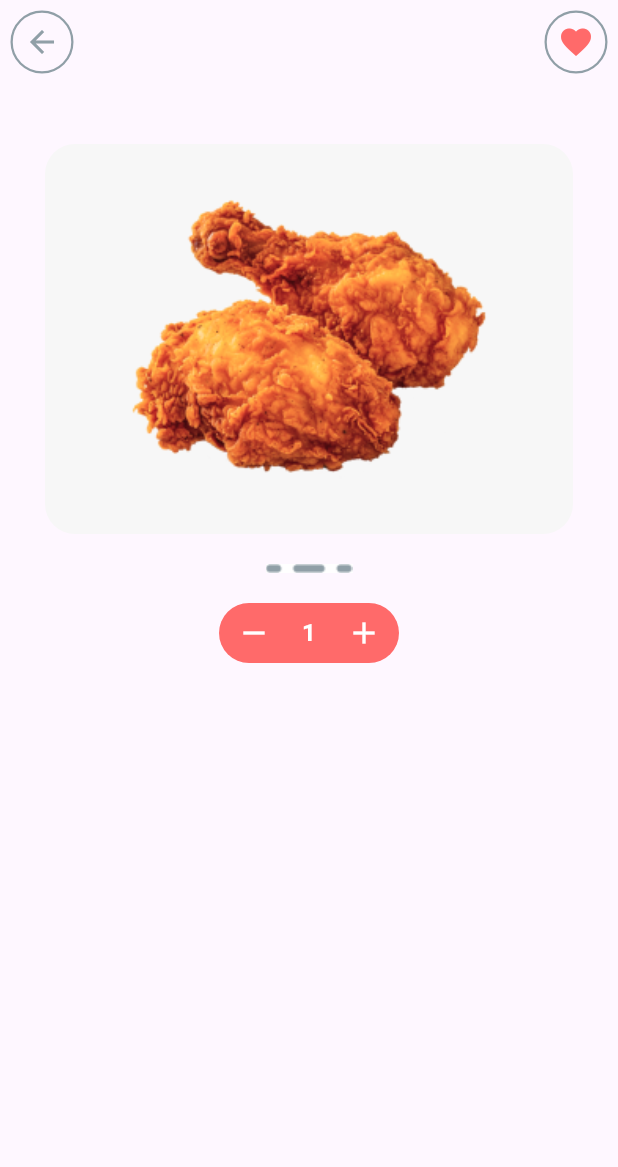
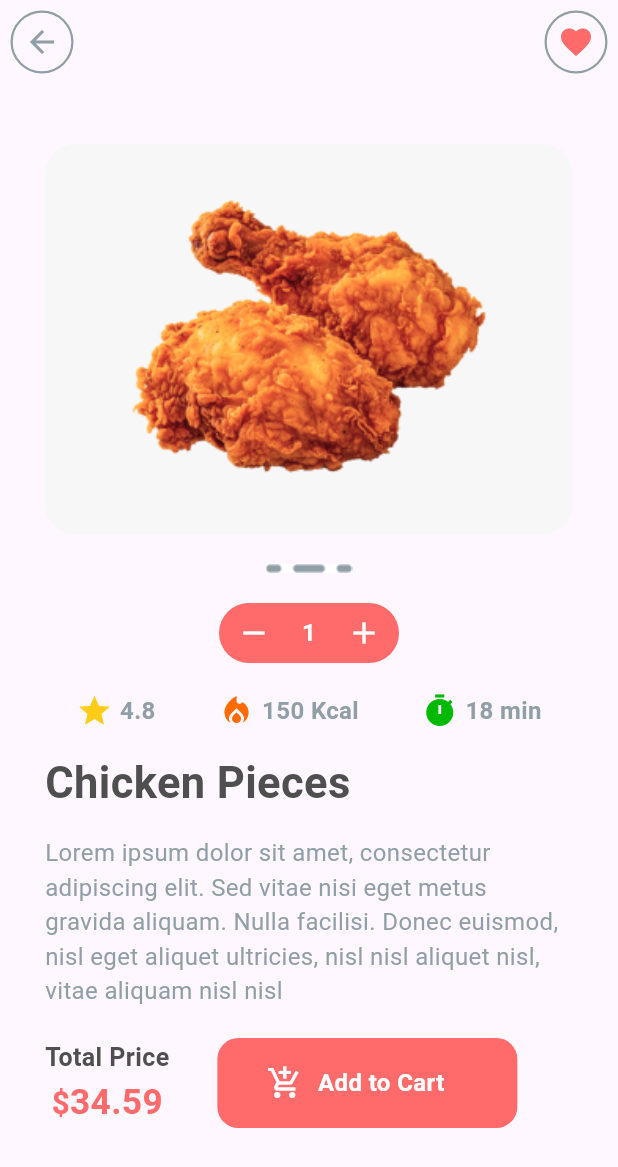
Before and after one commit to dizzpy/Foodie-Flutter, a Flutter app: the screen it shows after launch, on a phone screen of 412 x 824 dp. Shown: the top 1167 px of the screen. Run offline on Flutter 3.47's test engine with Material 3 defaults, Android fonts, the phone set to English and light mode, and no system bars; Roboto replaces fonts that are missing (Poppins).

Commit message:
product page finish

```diff
--- a/lib/alert/alertless.dart
+++ b/lib/alert/alertless.dart
@@ -1,12 +1,13 @@
 import 'package:flutter/material.dart';
 
-void showAlertDialog(BuildContext context) {
+class AlertDialogWidget {
+  static void showAlertDialog(BuildContext context, String title, String content) {
     showDialog(
       context: context,
       builder: (BuildContext context) {
         return AlertDialog(
-        title: Text('Error'),
-        content: Text('Item count cannot be less than 0.'),
+          title: Text(title),
+          content: Text(content),
           actions: [
             TextButton(
               onPressed: () {
@@ -19,3 +20,4 @@ void showAlertDialog(BuildContext context) {
       },
     );
   }
+}
--- /dev/null
+++ b/lib/components/foodMoreDetails.dart
@@ -0,0 +1,75 @@
+import 'package:flutter/material.dart';
+import 'package:foodie/const/color.dart';
+
+class foodMoreDetails extends StatelessWidget {
+  const foodMoreDetails({
+    required this.ratings,
+    required this.calories,
+    required this.duration,
+  });
+
+  final String ratings;
+  final String calories;
+  final String duration;
+  @override
+  Widget build(BuildContext context) {
+    return Container(
+      child: Row(
+        mainAxisAlignment: MainAxisAlignment.spaceAround,
+        children: [
+          Row(
+            children: [
+              Icon(
+                Icons.star,
+                color: Color(0xFFFFCC17),
+              ),
+              SizedBox(width: 5),
+              Text(
+                ratings,
+                style: TextStyle(
+                  color: colorSecondaryBlack,
+                  fontSize: 16,
+                  fontWeight: FontWeight.bold,
+                ),
+              ),
+            ],
+          ),
+          Row(
+            children: [
+              Icon(
+                Icons.local_fire_department,
+                color: Color(0xFFFF6B00),
+              ),
+              SizedBox(width: 5),
+              Text(
+                calories + ' Kcal',
+                style: TextStyle(
+                  color: colorSecondaryBlack,
+                  fontSize: 16,
+                  fontWeight: FontWeight.bold,
+                ),
+              ),
+            ],
+          ),
+          Row(
+            children: [
+              Icon(
+                Icons.timer,
+                color: Color(0xFF00B900),
+              ),
+              SizedBox(width: 5),
+              Text(
+                duration + ' min',
+                style: TextStyle(
+                  color: colorSecondaryBlack,
+                  fontSize: 16,
+                  fontWeight: FontWeight.bold,
+                ),
+              ),
+            ],
+          ),
+        ],
+      ),
+    );
+  }
+}
--- a/lib/screens/productItem.dart
+++ b/lib/screens/productItem.dart
@@ -1,5 +1,6 @@
 import 'package:flutter/material.dart';
 import 'package:foodie/alert/alertless.dart';
+import 'package:foodie/components/foodMoreDetails.dart';
 import 'package:foodie/const/color.dart';
 
 class ProductItemPage extends StatefulWidget {
@@ -105,7 +106,11 @@ class _ProductItemPageState extends State<ProductItemPage> {
                             print(itemCount);
                           } else {
                             // Display alert or message
-                            showAlertDialog(context);
+                            AlertDialogWidget.showAlertDialog(
+                              context,
+                              'Error',
+                              'Item count cannot be less than 0.',
+                            );
                           }
                         });
                       },
@@ -140,6 +145,119 @@ class _ProductItemPageState extends State<ProductItemPage> {
                 ),
               ),
             ),
+            SizedBox(height: 20),
+            //other things
+            foodMoreDetails(ratings: '4.8', calories: '150', duration: '18'),
+            //item name
+            SizedBox(height: 15),
+            Container(
+              alignment: Alignment.centerLeft,
+              child: Text(
+                'Chicken Pieces',
+                style: TextStyle(
+                  color: colorMainBlack,
+                  fontSize: 29,
+                  fontWeight: FontWeight.bold,
+                ),
+              ),
+            ),
+            SizedBox(height: 15),
+            //item description
+            Container(
+              alignment: Alignment.centerLeft,
+              child: Text(
+                'Lorem ipsum dolor sit amet, consectetur adipiscing elit. Sed vitae nisi eget metus gravida aliquam. Nulla facilisi. Donec euismod, nisl eget aliquet ultricies, nisl nisl aliquet nisl, vitae aliquam nisl nisl',
+                style: TextStyle(
+                  color: colorSecondaryBlack,
+                  fontSize: 16,
+                ),
+              ),
+            ),
+            SizedBox(height: 20),
+            //item price
+            Container(
+              child: Row(
+                children: [
+                  Column(
+                    children: [
+                      Text(
+                        'Total Price',
+                        style: TextStyle(
+                          color: Color(0xFF4F4F4F),
+                          fontSize: 16.68,
+                          fontFamily: 'Poppins',
+                          fontWeight: FontWeight.w600,
+                          height: 0,
+                        ),
+                      ),
+                      SizedBox(height: 5),
+                      Text.rich(
+                        TextSpan(
+                          children: [
+                            TextSpan(
+                              text: '\$',
+                              style: TextStyle(
+                                color: Color(0xFFFF6A6A),
+                                fontSize: 20.91,
+                                fontFamily: 'Poppins',
+                                fontWeight: FontWeight.w600,
+                                height: 0,
+                              ),
+                            ),
+                            TextSpan(
+                              text: '34.59',
+                              style: TextStyle(
+                                color: Color(0xFFFF6A6A),
+                                fontSize: 23.52,
+                                fontFamily: 'Poppins',
+                                fontWeight: FontWeight.bold,
+                                height: 0,
+                              ),
+                            ),
+                          ],
+                        ),
+                      ),
+                    ],
+                  ),
+                  SizedBox(width: 32),
+                  GestureDetector(
+                    onTap: () {
+                      AlertDialogWidget.showAlertDialog(
+                        context,
+                        'Succsessful',
+                        'Your item added to cart.',
+                      );
+                    },
+                    child: Container(
+                        width: 200,
+                        height: 60,
+                        padding: EdgeInsets.fromLTRB(33, 15, 33, 15),
+                        decoration: BoxDecoration(
+                          color: colorMainRed,
+                          borderRadius: BorderRadius.circular(14),
+                        ),
+                        child: Row(
+                          children: [
+                            Icon(
+                              Icons.add_shopping_cart,
+                              color: Colors.white,
+                            ),
+                            SizedBox(width: 10),
+                            Text(
+                              'Add to Cart',
+                              style: TextStyle(
+                                color: colorWhite,
+                                fontSize: 16,
+                                fontWeight: FontWeight.bold,
+                              ),
+                            ),
+                          ],
+                        )),
+                  ),
+                ],
+              ),
+            ),
+            SizedBox(height: 10),
           ],
         ),
       ),
```
Lines whose indentation alone changed are shown as unchanged.
